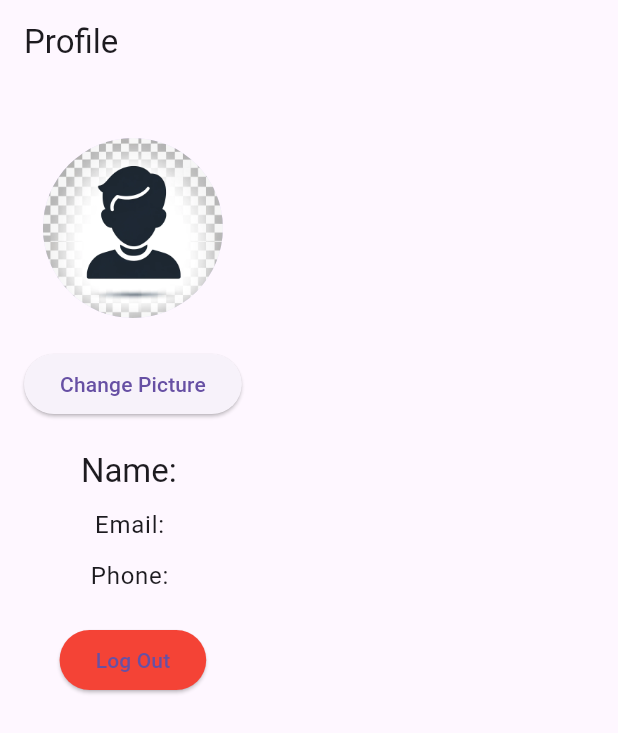
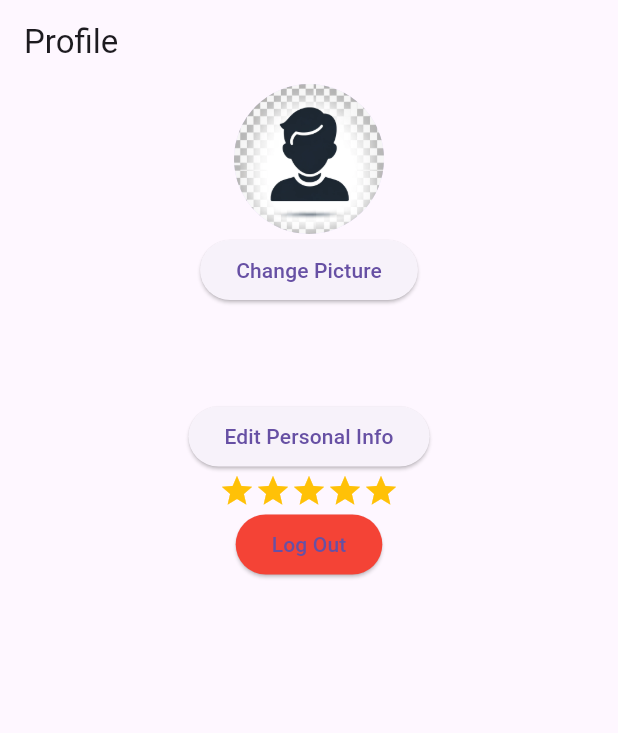
Before and after one commit to Funkynoone/Hive_flutter, a Flutter app: the ProfileScreen screen opened directly, on a phone screen of 412 x 824 dp. Shown: the top 733 px of the screen. Run offline on Flutter 3.47's test engine with Material 3 defaults, Android fonts, the phone set to English and light mode, and no system bars; our stand-ins replace cloud_firestore, firebase_auth, firebase_core, fluttertoast, google_maps_flutter, image_picker and 1 more; missing offline and left inert: flutter_google_places, google_maps_webservice; accounts and stored records are empty.

Commit message:
edit personal info but the save changes doesnt work ! so we will have to come back at it

```diff
--- a/lib/profile_screen.dart
+++ b/lib/profile_screen.dart
@@ -1,26 +1,27 @@
 import 'package:flutter/material.dart';
 import 'package:firebase_auth/firebase_auth.dart';
 import 'package:cloud_firestore/cloud_firestore.dart';
+import 'package:image_picker/image_picker.dart';
 import 'dart:io';
-import 'package:image_picker/image_picker.dart';
+import 'editpersonalinfo_screen.dart';
+
 
 class ProfileScreen extends StatefulWidget {
   final VoidCallback onLogout;
 
   const ProfileScreen({Key? key, required this.onLogout}) : super(key: key);
-
   @override
   _ProfileScreenState createState() => _ProfileScreenState();
 }
 
 class _ProfileScreenState extends State<ProfileScreen> {
-  final User? user = FirebaseAuth.instance.currentUser;
-  final FirebaseFirestore firestore = FirebaseFirestore.instance;
+  User? user = FirebaseAuth.instance.currentUser;
+  FirebaseFirestore firestore = FirebaseFirestore.instance;
 
-  late String _userName = '';
-  late String _userEmail = '';
-  late String _userPhone = '';
-  ImageProvider _profileImage = AssetImage('assets/profileimage.png'); // Assuming this is your placeholder image
+  late String _userName;
+  late String _userEmail;
+  late String _userPhone;
+  ImageProvider? _profileImage = AssetImage('assets/profileimage.png'); // Update to use your asset
 
   @override
   void initState() {
@@ -47,7 +48,7 @@ class _ProfileScreenState extends State<ProfileScreen> {
       setState(() {
         _profileImage = FileImage(File(pickedFile.path));
       });
-      // Here, you should upload the selected image to Firebase Storage and then update the Firestore user document with the new image URL.
+      // Here, upload the selected image to Firebase Storage and update the user profile accordingly
     }
   }
 
@@ -55,33 +56,45 @@ class _ProfileScreenState extends State<ProfileScreen> {
   Widget build(BuildContext context) {
     return Scaffold(
       appBar: AppBar(
-        title: Text("Profile"),
+        title: Text('Profile'),
       ),
-      body: Padding(
-        padding: const EdgeInsets.all(16.0),
+      body: SingleChildScrollView(
+        child: Center(
           child: Column(
-          crossAxisAlignment: CrossAxisAlignment.center,
             children: [
-            SizedBox(height: 20),
               CircleAvatar(
-              radius: 60,
+                radius: 50,
                 backgroundImage: _profileImage,
               ),
-            SizedBox(height: 20),
               ElevatedButton(
                 onPressed: _changeProfilePicture,
-              child: Text("Change Picture"),
+                child: Text('Change Picture'),
               ),
-            SizedBox(height: 20),
-            Text("Name: $_userName", style: Theme.of(context).textTheme.headline6),
-            SizedBox(height: 10),
-            Text("Email: $_userEmail", style: Theme.of(context).textTheme.bodyText1),
-            SizedBox(height: 10),
-            Text("Phone: $_userPhone", style: Theme.of(context).textTheme.bodyText1),
-            SizedBox(height: 20),
+              Text(_userName),
+              Text(_userEmail),
+              Text(_userPhone),
               ElevatedButton(
-              onPressed: widget.onLogout,
-              child: Text("Log Out"),
+                onPressed: () {
+                  // Navigate to Edit Personal Info Screen
+                  Navigator.push(
+                    context,
+                    MaterialPageRoute(builder: (context) => EditPersonalInfoScreen()),
+                  );
+                },
+                child: Text('Edit Personal Info'),
+              ),
+              Row(
+                mainAxisSize: MainAxisSize.min,
+                children: List.generate(5, (index) {
+                  return Icon(Icons.star, color: Colors.amber);
+                }),
+              ),
+              ElevatedButton(
+                onPressed: () {
+                  FirebaseAuth.instance.signOut();
+                  Navigator.pushReplacementNamed(context, '/login');
+                },
+                child: Text('Log Out'),
                 style: ElevatedButton.styleFrom(
                   primary: Colors.red,
                 ),
@@ -89,6 +102,7 @@ class _ProfileScreenState extends State<ProfileScreen> {
             ],
           ),
         ),
+      ),
     );
   }
 }
```
Also changed, not shown: lib/editpersonalinfo_screen.dart (added, +92 -0 lines). Lines whose indentation alone changed are shown as unchanged.
